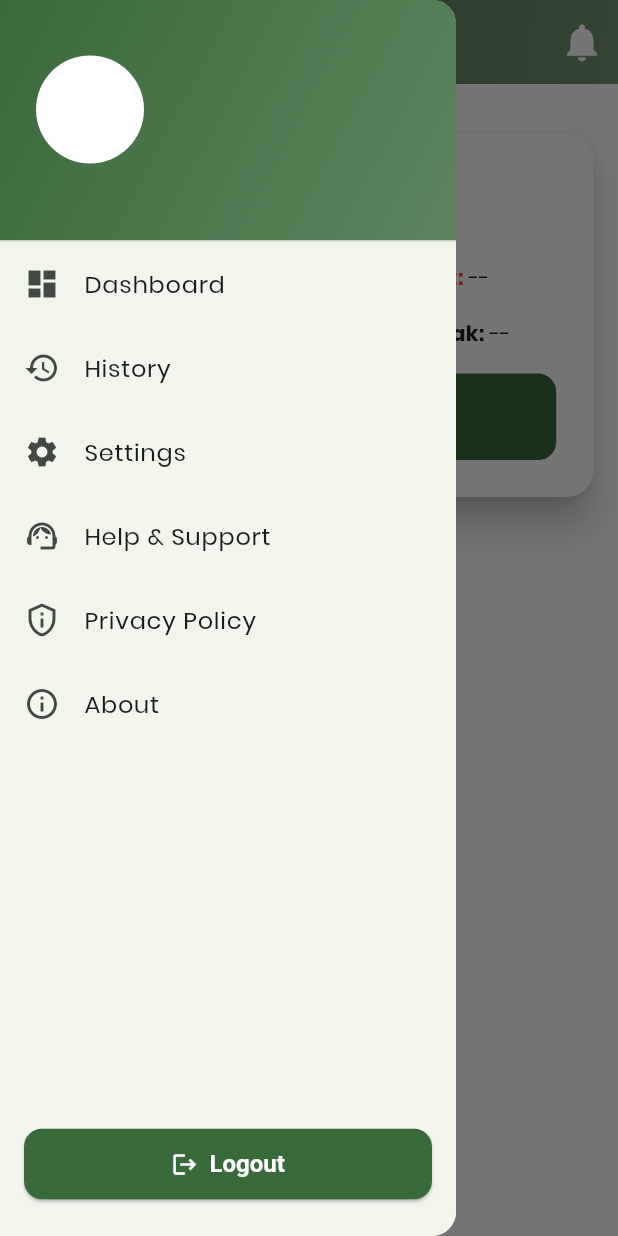
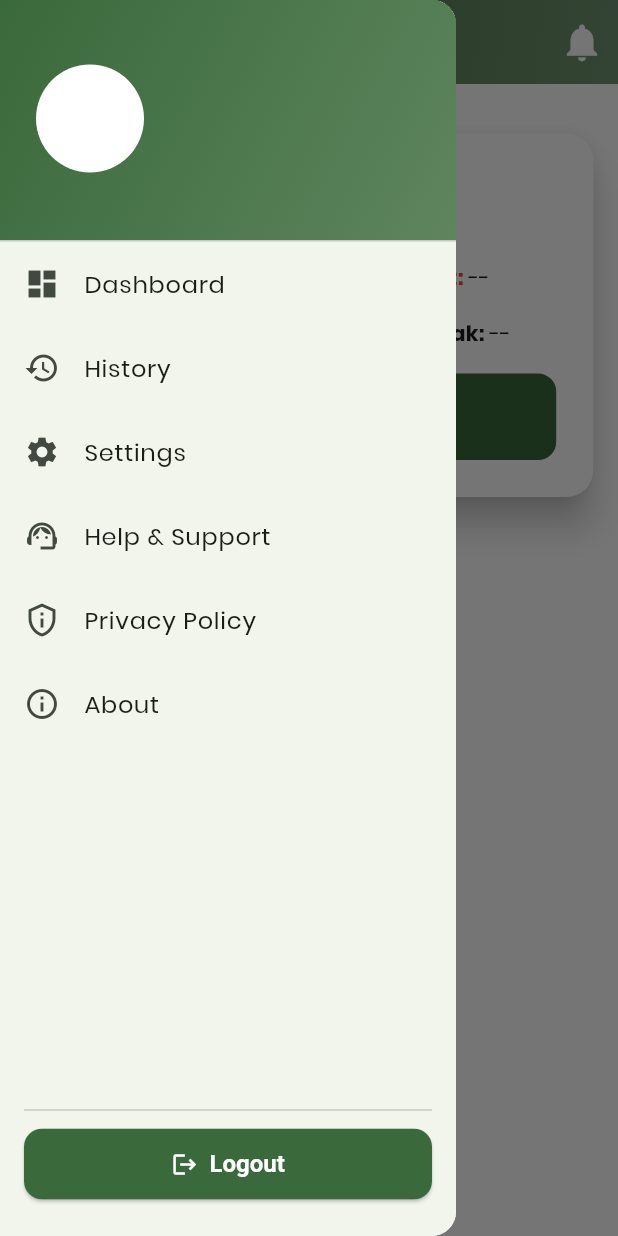
Before and after one commit to harsh-app-dev/employee_management, a Flutter app: the DashboardScreen screen opened by its route, with the side drawer open, on a phone screen of 412 x 824 dp. Run offline on Flutter 3.47's test engine with Material 3 defaults, Android fonts, the phone set to English and light mode, and no system bars; our stand-ins replace connectivity_plus, file_picker, firebase_core, firebase_messaging, floor, flutter_sizer and 12 more; missing offline and left inert: syncfusion_flutter_pdfviewer; accounts and stored records are empty; generated files the repository leaves out were written again; network calls fail.

```diff
--- a/lib/core/configs/themes/theme.dart
+++ b/lib/core/configs/themes/theme.dart
@@ -62,32 +62,32 @@ class AppTheme {
 
   static final ColorScheme _darkScheme = const ColorScheme(
     brightness: Brightness.dark,
-    primary: Color(0xff3a693b),
-    surfaceTint: Color(0xff3a693b),
-    onPrimary: Color(0xffffffff),
-    primaryContainer: Color(0xffbbf0b5),
-    onPrimaryContainer: Color(0xff225025),
-    secondary: Color(0xff52634f),
-    onSecondary: Color(0xffffffff),
-    secondaryContainer: Color(0xffd5e8cf),
-    onSecondaryContainer: Color(0xff3b4b39),
-    tertiary: Color(0xff39656b),
-    onTertiary: Color(0xffffffff),
-    tertiaryContainer: Color(0xffbcebf1),
-    onTertiaryContainer: Color(0xff1f4d53),
-    error: Color(0xffba1a1a),
-    onError: Color(0xffffffff),
-    errorContainer: Color(0xffffdad6),
-    onErrorContainer: Color(0xff93000a),
-    surface: Color(0xfff7fbf1),
-    onSurface: Color(0xff181d17),
-    onSurfaceVariant: Color(0xff424940),
-    outline: Color(0xff72796f),
-    outlineVariant: Color(0xffc2c9bd),
+    primary: Color(0xffa0d49b),
+    surfaceTint: Color(0xffa0d49b),
+    onPrimary: Color(0xff073910),
+    primaryContainer: Color(0xff225025),
+    onPrimaryContainer: Color(0xffbbf0b5),
+    secondary: Color(0xffb9ccb4),
+    onSecondary: Color(0xff253423),
+    secondaryContainer: Color(0xff3b4b39),
+    onSecondaryContainer: Color(0xffd5e8cf),
+    tertiary: Color(0xffa1ced5),
+    onTertiary: Color(0xff00363c),
+    tertiaryContainer: Color(0xff1f4d53),
+    onTertiaryContainer: Color(0xffbcebf1),
+    error: Color(0xffffb4ab),
+    onError: Color(0xff690005),
+    errorContainer: Color(0xff93000a),
+    onErrorContainer: Color(0xffffdad6),
+    surface: Color(0xff10140f),
+    onSurface: Color(0xffe0e4db),
+    onSurfaceVariant: Color(0xffc2c9bd),
+    outline: Color(0xff8c9388),
+    outlineVariant: Color(0xff424940),
     shadow: Color(0xff000000),
     scrim: Color(0xff000000),
-    inverseSurface: Color(0xff2d322c),
-    inversePrimary: Color(0xffa0d49b),
+    inverseSurface: Color(0xffe0e4db),
+    inversePrimary: Color(0xff3a693b),
     primaryFixed: Color(0xffbbf0b5),
     onPrimaryFixed: Color(0xff002105),
     primaryFixedDim: Color(0xffa0d49b),
@@ -100,6 +100,13 @@ class AppTheme {
     onTertiaryFixed: Color(0xff001f23),
     tertiaryFixedDim: Color(0xffa1ced5),
     onTertiaryFixedVariant: Color(0xff1f4d53),
+    surfaceDim: Color(0xff10140f),
+    surfaceBright: Color(0xff363a34),
+    surfaceContainerLowest: Color(0xff0b0f0a),
+    surfaceContainerLow: Color(0xff181d17),
+    surfaceContainer: Color(0xff1c211b),
+    surfaceContainerHigh: Color(0xff272b25),
+    surfaceContainerHighest: Color(0xff323630),
   );
 
   static ThemeData _themeData(ColorScheme scheme, BuildContext? context) {
--- a/lib/core/di/injectable_module.dart
+++ b/lib/core/di/injectable_module.dart
@@ -6,7 +6,7 @@ import 'injectable_module.config.dart';
 
 final getIt = GetIt.instance;
 
-final baseUrl = 'http://192.168.1.30:8000/api/v1/';
+final baseUrl = 'http://192.168.1.30:9000/api/v1/';
 final navigatorKey = GlobalKey<NavigatorState>();
 final scaffoldMessengerKey = GlobalKey<ScaffoldMessengerState>();
 final ValueNotifier<bool> isLoggedIn = ValueNotifier<bool>(false);
--- a/lib/features/presentation/screens/app_side_drawer.dart
+++ b/lib/features/presentation/screens/app_side_drawer.dart
@@ -82,7 +82,7 @@ class _AppSideDrawerState extends State<AppSideDrawer> {
                     ),
                   ),
                   Padding(
-                    padding: const EdgeInsets.only(left: 10.0, bottom: 16.0),
+                    padding: const EdgeInsets.only(left: 20.0, bottom: 10.0),
                     child: GestureDetector(
                       onTap: () {
                         Navigator.of(context).pop();
@@ -90,7 +90,10 @@ class _AppSideDrawerState extends State<AppSideDrawer> {
                           MaterialPageRoute(builder: (_) => ProfileScreen()),
                         );
                       },
-                      child: Text(
+                      child: Column(
+                        crossAxisAlignment: CrossAxisAlignment.start,
+                        children: [
+                          Text(
                             _localProfile != null
                                 ? ('${_localProfile!.first_name} ${_localProfile!.last_name}').trim()
                                 : '--',
@@ -100,6 +103,19 @@ class _AppSideDrawerState extends State<AppSideDrawer> {
                               fontWeight: FontWeight.w600,
                               letterSpacing: 0.5,
                             ),
+                          ),
+                          if (_localProfile?.email != null && _localProfile!.email.isNotEmpty)
+                            Padding(
+                              padding: const EdgeInsets.only(top: 2.0),
+                              child: Text(
+                                _localProfile!.email,
+                                style: const TextStyle(
+                                  color: Colors.white70,
+                                  fontSize: 13,
+                                ),
+                              ),
+                            ),
+                        ],
                       ),
                     ),
                   ),
@@ -112,7 +128,7 @@ class _AppSideDrawerState extends State<AppSideDrawer> {
               padding: EdgeInsets.zero,
               children: [
                 ListTile(
-                  leading: Icon(Icons.dashboard),
+                  leading: Icon(Icons.dashboard, size: 24),
                   title: Text('Dashboard'),
                   onTap: () {
                     Navigator.of(context).pop();
@@ -122,7 +138,7 @@ class _AppSideDrawerState extends State<AppSideDrawer> {
                   },
                 ),
                 ListTile(
-                  leading: Icon(Icons.history),
+                  leading: Icon(Icons.history, size: 24),
                   title: Text('History'),
                   onTap: () {
                     Navigator.of(context).pop();
@@ -132,7 +148,7 @@ class _AppSideDrawerState extends State<AppSideDrawer> {
                   },
                 ),
                 ListTile(
-                  leading: Icon(Icons.settings),
+                  leading: Icon(Icons.settings, size: 24),
                   title: Text('Settings'),
                   onTap: () {
                     Navigator.of(context).pop();
@@ -142,17 +158,14 @@ class _AppSideDrawerState extends State<AppSideDrawer> {
                   },
                 ),
                 ListTile(
-                  leading: Icon(Icons.support_agent),
+                  leading: Icon(Icons.support_agent, size: 24),
                   title: Text('Help & Support'),
                   onTap: () {
-                    /*Navigator.of(context).pop();
-                    Navigator.of(context).push(
-                      MaterialPageRoute(builder: (_) => SettingsScreen()),
-                    );*/
+                    // Add navigation or support logic here
                   },
                 ),
                 ListTile(
-                  leading: Icon(Icons.privacy_tip_outlined),
+                  leading: Icon(Icons.privacy_tip_outlined, size: 24),
                   title: Text('Privacy Policy'),
                   onTap: () async {
                     final url = Uri.parse('https://sparkbrains.in/privacy-policy/');
@@ -164,7 +177,7 @@ class _AppSideDrawerState extends State<AppSideDrawer> {
                   },
                 ),
                 ListTile(
-                  leading: Icon(Icons.info_outline),
+                  leading: Icon(Icons.info_outline, size: 24),
                   title: Text('About'),
                   onTap: () async {
                     final url = Uri.parse('https://sparkbrains.in/about-us/');
@@ -178,6 +191,7 @@ class _AppSideDrawerState extends State<AppSideDrawer> {
               ],
             ),
           ),
+          const Divider(indent: 16, endIndent: 16, height: 24),
           Padding(
             padding: const EdgeInsets.only(left: 16, right: 16, bottom: 24),
             child: SizedBox(
```
Also changed, not shown: lib/features/presentation/screens/settings_screen.dart (+18 -11 lines), lib/features/presentation/state/getx/theme_controller.dart (added, +28 -0 lines), lib/main.dart (+8 -3 lines), pubspec.yaml (+5 -4 lines), pubspec.lock. Lines whose indentation alone changed are shown as unchanged.
